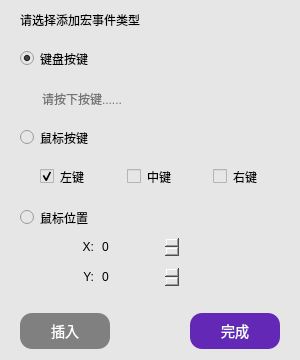
First picture: the form in ModuleAddMacroSquare.ui, repository wlffeng2008/AkkoStudio, before the edit.
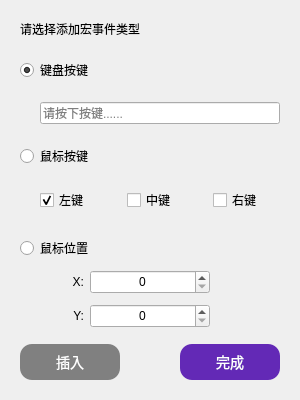
Second picture: the form after the edit.

Diff of the .ui file:
```diff
--- a/ModuleAddMacroSquare.ui
+++ b/ModuleAddMacroSquare.ui
@@ -7,28 +7,32 @@
     <x>0</x>
     <y>0</y>
     <width>300</width>
-    <height>360</height>
+    <height>400</height>
    </rect>
   </property>
+  <property name="sizePolicy">
+   <sizepolicy hsizetype="Preferred" vsizetype="Fixed">
+    <horstretch>0</horstretch>
+    <verstretch>0</verstretch>
+   </sizepolicy>
+  </property>
   <property name="minimumSize">
    <size>
     <width>300</width>
-    <height>360</height>
+    <height>400</height>
    </size>
   </property>
   <property name="maximumSize">
    <size>
     <width>300</width>
-    <height>360</height>
+    <height>400</height>
    </size>
   </property>
   <property name="windowTitle">
    <string notr="true">Frame</string>
   </property>
   <property name="styleSheet">
-   <string notr="true">background-color: rgb(230, 230, 230);
-border-radius:32px;
-</string>
+   <string notr="true"/>
   </property>
   <layout class="QVBoxLayout" name="verticalLayout_4" stretch="0,1,1,1,0">
    <property name="spacing">
@@ -37,9 +41,15 @@
    <property name="leftMargin">
     <number>20</number>
    </property>
+   <property name="topMargin">
+    <number>20</number>
+   </property>
    <property name="rightMargin">
     <number>20</number>
    </property>
+   <property name="bottomMargin">
+    <number>20</number>
+   </property>
    <item>
     <widget class="QLabel" name="labelTitle1">
      <property name="text">
@@ -183,6 +193,12 @@
    </item>
    <item>
     <widget class="QFrame" name="framePosition">
+     <property name="minimumSize">
+      <size>
+       <width>0</width>
+       <height>100</height>
+      </size>
+     </property>
      <layout class="QVBoxLayout" name="verticalLayout">
       <property name="leftMargin">
        <number>0</number>
@@ -218,7 +234,10 @@
          <number>20</number>
         </property>
         <property name="rightMargin">
-         <number>100</number>
+         <number>70</number>
+        </property>
+        <property name="verticalSpacing">
+         <number>10</number>
         </property>
         <item row="0" column="0">
          <widget class="QLabel" name="label1">
@@ -240,16 +259,19 @@
           </property>
           <property name="minimumSize">
            <size>
-            <width>0</width>
+            <width>120</width>
             <height>24</height>
            </size>
           </property>
           <property name="maximumSize">
            <size>
-            <width>80</width>
+            <width>120</width>
             <height>16777215</height>
            </size>
           </property>
+          <property name="alignment">
+           <set>Qt::AlignmentFlag::AlignCenter</set>
+          </property>
           <property name="maximum">
            <number>127</number>
           </property>
@@ -275,16 +297,19 @@
           </property>
           <property name="minimumSize">
            <size>
-            <width>0</width>
+            <width>120</width>
             <height>24</height>
            </size>
           </property>
           <property name="maximumSize">
            <size>
-            <width>80</width>
+            <width>120</width>
             <height>16777215</height>
            </size>
           </property>
+          <property name="alignment">
+           <set>Qt::AlignmentFlag::AlignCenter</set>
+          </property>
           <property name="maximum">
            <number>127</number>
           </property>
@@ -299,12 +324,6 @@
     <layout class="QHBoxLayout" name="horizontalLayout">
      <item>
       <widget class="QPushButton" name="pushButtonInsert">
-       <property name="maximumSize">
-        <size>
-         <width>90</width>
-         <height>16777215</height>
-        </size>
-       </property>
        <property name="cursor">
         <cursorShape>PointingHandCursor</cursorShape>
        </property>
@@ -335,6 +354,9 @@
        <property name="orientation">
         <enum>Qt::Orientation::Horizontal</enum>
        </property>
+       <property name="sizeType">
+        <enum>QSizePolicy::Policy::Fixed</enum>
+       </property>
        <property name="sizeHint" stdset="0">
         <size>
          <width>40</width>
@@ -345,12 +367,6 @@
      </item>
      <item>
       <widget class="QPushButton" name="pushButtonOK">
-       <property name="maximumSize">
-        <size>
-         <width>90</width>
-         <height>16777215</height>
-        </size>
-       </property>
        <property name="cursor">
         <cursorShape>PointingHandCursor</cursorShape>
        </property>
```
